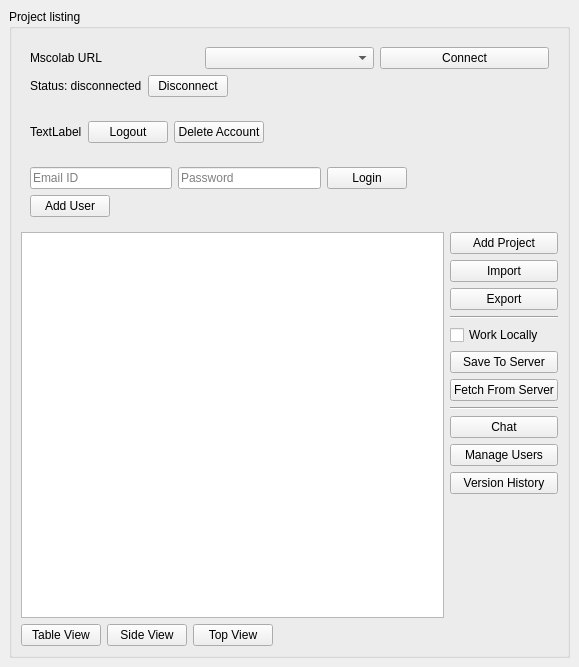
Above: mslib/msui/ui/ui_mscolab_window.ui from Open-MSS/MSS before the change. Below: the same form after it.
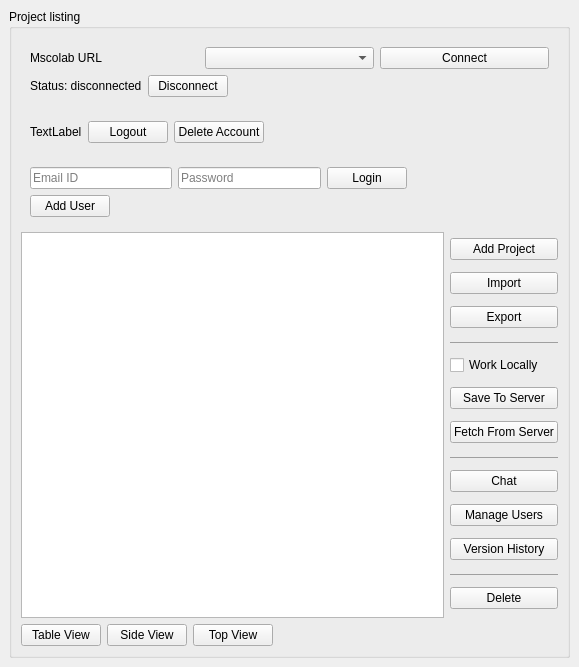
That is the form after the change.

Commit message: added project delete button

Patch:
```diff
--- a/mslib/msui/ui/ui_mscolab_window.ui
+++ b/mslib/msui/ui/ui_mscolab_window.ui
@@ -35,6 +35,9 @@
         <height>500</height>
        </size>
       </property>
+      <property name="styleSheet">
+       <string notr="true">margin-top</string>
+      </property>
       <property name="title">
        <string>Project listing</string>
       </property>
@@ -261,7 +264,13 @@
           </widget>
          </item>
          <item>
-          <layout class="QVBoxLayout" name="verticalLayout_2">
+          <layout class="QVBoxLayout" name="verticalLayout_2" stretch="0,0,0,0,0,0,0,0,0,0,0,0,0">
+           <property name="spacing">
+            <number>-1</number>
+           </property>
+           <property name="sizeConstraint">
+            <enum>QLayout::SetDefaultConstraint</enum>
+           </property>
            <item>
             <widget class="QPushButton" name="addProject">
              <property name="toolTip">
@@ -294,6 +303,9 @@
            </item>
            <item>
             <widget class="Line" name="line_2">
+             <property name="styleSheet">
+              <string notr="true">margin-top: 3;</string>
+             </property>
              <property name="orientation">
               <enum>Qt::Horizontal</enum>
              </property>
@@ -331,6 +343,9 @@
            </item>
            <item>
             <widget class="Line" name="line">
+             <property name="styleSheet">
+              <string notr="true">margin-top: 3;</string>
+             </property>
              <property name="orientation">
               <enum>Qt::Horizontal</enum>
              </property>
@@ -373,17 +388,27 @@
             </widget>
            </item>
            <item>
-            <spacer name="verticalSpacer">
+            <widget class="Line" name="line_3">
+             <property name="styleSheet">
+              <string notr="true">margin-top: 3;</string>
+             </property>
              <property name="orientation">
-              <enum>Qt::Vertical</enum>
+              <enum>Qt::Horizontal</enum>
              </property>
-             <property name="sizeHint" stdset="0">
-              <size>
-               <width>20</width>
-               <height>40</height>
-              </size>
+            </widget>
+           </item>
+           <item>
+            <widget class="QPushButton" name="deleteProjectBtn">
+             <property name="autoFillBackground">
+              <bool>false</bool>
              </property>
-            </spacer>
+             <property name="styleSheet">
+              <string notr="true"/>
+             </property>
+             <property name="text">
+              <string>Delete</string>
+             </property>
+            </widget>
            </item>
           </layout>
          </item>
```
The commit also changes 6 other files.
